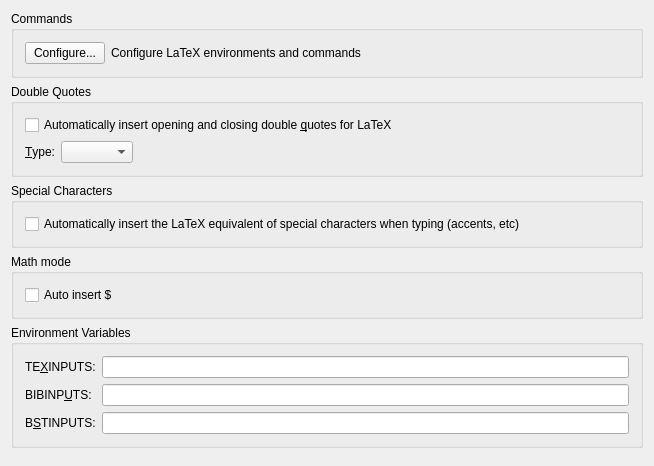
Old version of the form src/widgets/latexconfigwidget.ui in the repository KDE/kile.
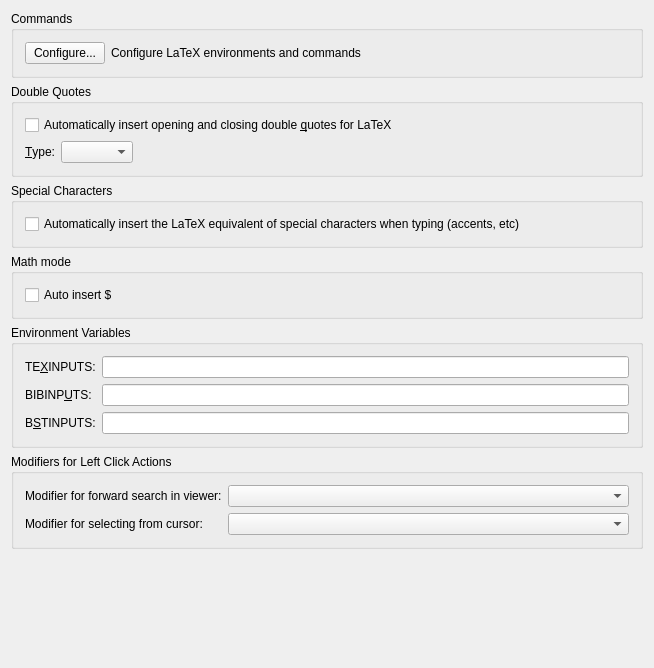
New version of the form. Custom widgets are drawn as their Qt base class.

Commit message:
Update forward search shortcut
Shift-click conflicts with the ability to select a block of text in the editor. Changes forward search shortcut to Ctrl-click.

What changed in the file:
```diff
--- a/src/widgets/latexconfigwidget.ui
+++ b/src/widgets/latexconfigwidget.ui
@@ -7,7 +7,7 @@
     <x>0</x>
     <y>0</y>
     <width>654</width>
-    <height>466</height>
+    <height>668</height>
    </rect>
   </property>
   <property name="windowTitle">
@@ -252,6 +252,38 @@
      </layout>
     </widget>
    </item>
+   <item>
+    <widget class="QGroupBox" name="m_bgLeftClickModifiers">
+     <property name="title">
+      <string>Modifiers for Left Click Actions</string>
+     </property>
+     <layout class="QFormLayout" name="formLayout">
+      <property name="labelAlignment">
+       <set>Qt::AlignmentFlag::AlignLeading|Qt::AlignmentFlag::AlignLeft|Qt::AlignmentFlag::AlignVCenter</set>
+      </property>
+      <item row="0" column="0">
+       <widget class="QLabel" name="label">
+        <property name="text">
+         <string>Modifier for forward search in viewer:</string>
+        </property>
+       </widget>
+      </item>
+      <item row="0" column="1">
+       <widget class="QComboBox" name="m_envEventSearchModifier"/>
+      </item>
+      <item row="1" column="1">
+       <widget class="QComboBox" name="m_envEventSelectModifier"/>
+      </item>
+      <item row="1" column="0">
+       <widget class="QLabel" name="label_2">
+        <property name="text">
+         <string>Modifier for selecting from cursor:</string>
+        </property>
+       </widget>
+      </item>
+     </layout>
+    </widget>
+   </item>
    <item>
     <spacer>
      <property name="orientation">
@@ -269,16 +301,16 @@
  </widget>
  <layoutdefault spacing="6" margin="11"/>
  <customwidgets>
-  <customwidget>
-   <class>KLineEdit</class>
-   <extends>QLineEdit</extends>
-   <header>klineedit.h</header>
-  </customwidget>
   <customwidget>
    <class>KComboBox</class>
    <extends>QComboBox</extends>
    <header>kcombobox.h</header>
   </customwidget>
+  <customwidget>
+   <class>KLineEdit</class>
+   <extends>QLineEdit</extends>
+   <header>klineedit.h</header>
+  </customwidget>
  </customwidgets>
  <includes>
   <include location="global">kconfig.h</include>
```
Left out of the diff: 8 changed lines with no effect on the pictures. The commit also changes 6 other files.
